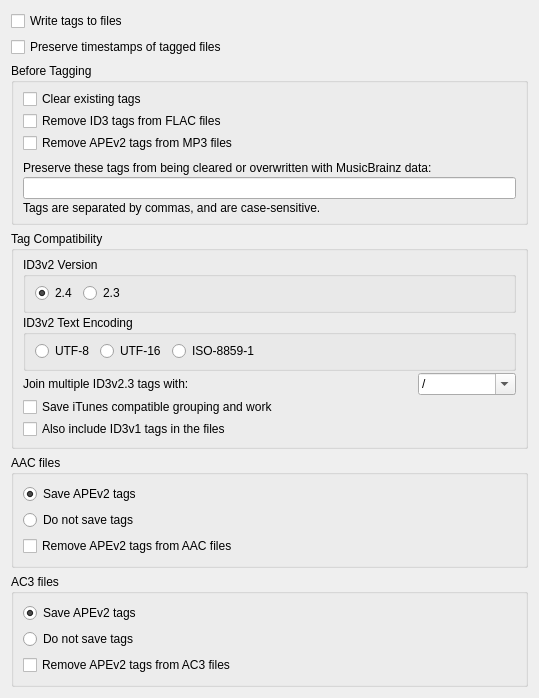
This is ui/options_tags.ui in metabrainz/picard as Qt 5 draws it before an edit. The edited form follows.
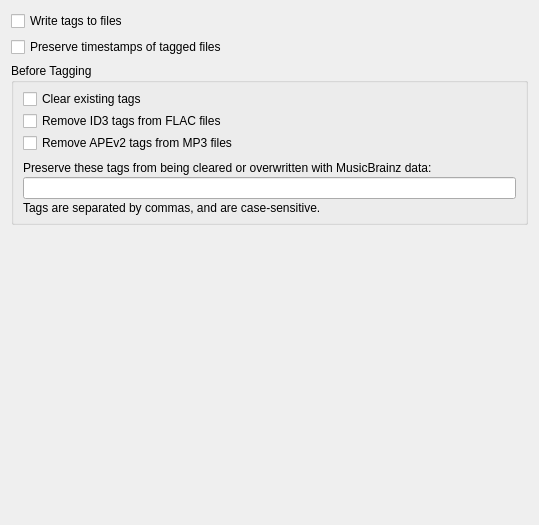
This is the edited form.

Commit message: PICARD-1671: Moved tags compatibility options to separate page

Patch:
```diff
--- a/ui/options_tags.ui
+++ b/ui/options_tags.ui
@@ -7,7 +7,7 @@
     <x>0</x>
     <y>0</y>
     <width>539</width>
-    <height>633</height>
+    <height>525</height>
    </rect>
   </property>
   <layout class="QVBoxLayout">
@@ -97,275 +97,6 @@
      </layout>
     </widget>
    </item>
-   <item>
-    <widget class="QGroupBox" name="tag_compatibility">
-     <property name="title">
-      <string>Tag Compatibility</string>
-     </property>
-     <layout class="QVBoxLayout">
-      <property name="spacing">
-       <number>2</number>
-      </property>
-      <property name="topMargin">
-       <number>6</number>
-      </property>
-      <property name="bottomMargin">
-       <number>7</number>
-      </property>
-      <item>
-       <widget class="QGroupBox" name="id3v2_version">
-        <property name="title">
-         <string>ID3v2 Version</string>
-        </property>
-        <property name="flat">
-         <bool>false</bool>
-        </property>
-        <property name="checkable">
-         <bool>false</bool>
-        </property>
-        <layout class="QHBoxLayout" name="horizontalLayout">
-         <property name="topMargin">
-          <number>6</number>
-         </property>
-         <property name="bottomMargin">
-          <number>7</number>
-         </property>
-         <item>
-          <widget class="QRadioButton" name="write_id3v24">
-           <property name="text">
-            <string>2.4</string>
-           </property>
-           <property name="checked">
-            <bool>true</bool>
-           </property>
-          </widget>
-         </item>
-         <item>
-          <widget class="QRadioButton" name="write_id3v23">
-           <property name="text">
-            <string>2.3</string>
-           </property>
-           <property name="checked">
-            <bool>false</bool>
-           </property>
-          </widget>
-         </item>
-         <item>
-          <widget class="QLabel" name="label">
-           <property name="text">
-            <string/>
-           </property>
-           <property name="wordWrap">
-            <bool>true</bool>
-           </property>
-          </widget>
-         </item>
-         <item>
-          <spacer name="horizontalSpacer_2">
-           <property name="orientation">
-            <enum>Qt::Horizontal</enum>
-           </property>
-           <property name="sizeHint" stdset="0">
-            <size>
-             <width>40</width>
-             <height>20</height>
-            </size>
-           </property>
-          </spacer>
-         </item>
-        </layout>
-       </widget>
-      </item>
-      <item>
-       <widget class="QGroupBox" name="id3v2_text_encoding">
-        <property name="title">
-         <string>ID3v2 Text Encoding</string>
-        </property>
-        <layout class="QHBoxLayout" name="horizontalLayout_2">
-         <property name="topMargin">
-          <number>6</number>
-         </property>
-         <property name="bottomMargin">
-          <number>7</number>
-         </property>
-         <item>
-          <widget class="QRadioButton" name="enc_utf8">
-           <property name="text">
-            <string>UTF-8</string>
-           </property>
-          </widget>
-         </item>
-         <item>
-          <widget class="QRadioButton" name="enc_utf16">
-           <property name="text">
-            <string>UTF-16</string>
-           </property>
-          </widget>
-         </item>
-         <item>
-          <widget class="QRadioButton" name="enc_iso88591">
-           <property name="text">
-            <string>ISO-8859-1</string>
-           </property>
-          </widget>
-         </item>
-         <item>
-          <spacer name="horizontalSpacer">
-           <property name="orientation">
-            <enum>Qt::Horizontal</enum>
-           </property>
-           <property name="sizeHint" stdset="0">
-            <size>
-             <width>40</width>
-             <height>20</height>
-            </size>
-           </property>
-          </spacer>
-         </item>
-         <item>
-          <widget class="QLabel" name="label_2">
-           <property name="text">
-            <string/>
-           </property>
-           <property name="wordWrap">
-            <bool>true</bool>
-           </property>
-          </widget>
-         </item>
-        </layout>
-       </widget>
-      </item>
-      <item>
-       <layout class="QHBoxLayout" name="hbox_id3v23_join_with">
-        <item>
-         <widget class="QLabel" name="label_id3v23_join_with">
-          <property name="sizePolicy">
-           <sizepolicy hsizetype="Preferred" vsizetype="Preferred">
-            <horstretch>4</horstretch>
-            <verstretch>0</verstretch>
-           </sizepolicy>
-          </property>
-          <property name="text">
-           <string>Join multiple ID3v2.3 tags with:</string>
-          </property>
-         </widget>
-        </item>
-        <item>
-         <widget class="QComboBox" name="id3v23_join_with">
-          <property name="sizePolicy">
-           <sizepolicy hsizetype="Preferred" vsizetype="Fixed">
-            <horstretch>1</horstretch>
-            <verstretch>0</verstretch>
-           </sizepolicy>
-          </property>
-          <property name="toolTip">
-           <string>&lt;html&gt;&lt;head/&gt;&lt;body&gt;&lt;p&gt;Default is '/' to maintain compatibility with previous Picard releases.&lt;/p&gt;&lt;p&gt;New alternatives are ';_' or '_/_' or type your own. &lt;/p&gt;&lt;/body&gt;&lt;/html&gt;</string>
-          </property>
-          <property name="editable">
-           <bool>true</bool>
-          </property>
-          <item>
-           <property name="text">
-            <string notr="true">/</string>
-           </property>
-          </item>
-          <item>
-           <property name="text">
-            <string notr="true">; </string>
-           </property>
-          </item>
-          <item>
-           <property name="text">
-            <string notr="true"> / </string>
-           </property>
-          </item>
-         </widget>
-        </item>
-       </layout>
-      </item>
-      <item>
-       <widget class="QCheckBox" name="itunes_compatible_grouping">
-        <property name="text">
-         <string>Save iTunes compatible grouping and work</string>
-        </property>
-       </widget>
-      </item>
-      <item>
-       <widget class="QCheckBox" name="write_id3v1">
-        <property name="text">
-         <string>Also include ID3v1 tags in the files</string>
-        </property>
-       </widget>
-      </item>
-     </layout>
-    </widget>
-   </item>
-   <item>
-    <widget class="QGroupBox" name="aac_tags">
-     <property name="title">
-      <string>AAC files</string>
-     </property>
-     <layout class="QVBoxLayout" name="verticalLayout">
-      <item>
-       <widget class="QRadioButton" name="aac_save_ape">
-        <property name="text">
-         <string>Save APEv2 tags</string>
-        </property>
-        <property name="checked">
-         <bool>true</bool>
-        </property>
-       </widget>
-      </item>
-      <item>
-       <widget class="QRadioButton" name="aac_no_tags">
-        <property name="text">
-         <string>Do not save tags</string>
-        </property>
-       </widget>
-      </item>
-      <item>
-       <widget class="QCheckBox" name="remove_ape_from_aac">
-        <property name="text">
-         <string>Remove APEv2 tags from AAC files</string>
-        </property>
-       </widget>
-      </item>
-     </layout>
-    </widget>
-   </item>
-   <item>
-    <widget class="QGroupBox" name="ac3_files">
-     <property name="title">
-      <string>AC3 files</string>
-     </property>
-     <layout class="QVBoxLayout" name="verticalLayout_2">
-      <item>
-       <widget class="QRadioButton" name="ac3_save_ape">
-        <property name="text">
-         <string>Save APEv2 tags</string>
-        </property>
-        <property name="checked">
-         <bool>true</bool>
-        </property>
-       </widget>
-      </item>
-      <item>
-       <widget class="QRadioButton" name="ac3_no_tags">
-        <property name="text">
-         <string>Do not save tags</string>
-        </property>
-       </widget>
-      </item>
-      <item>
-       <widget class="QCheckBox" name="remove_ape_from_ac3">
-        <property name="text">
-         <string>Remove APEv2 tags from AC3 files</string>
-        </property>
-       </widget>
-      </item>
-     </layout>
-    </widget>
-   </item>
    <item>
     <spacer name="spacer">
      <property name="orientation">
```
Left out of the diff: 7 changed lines with no effect on the pictures. The commit also changes 6 other files.
